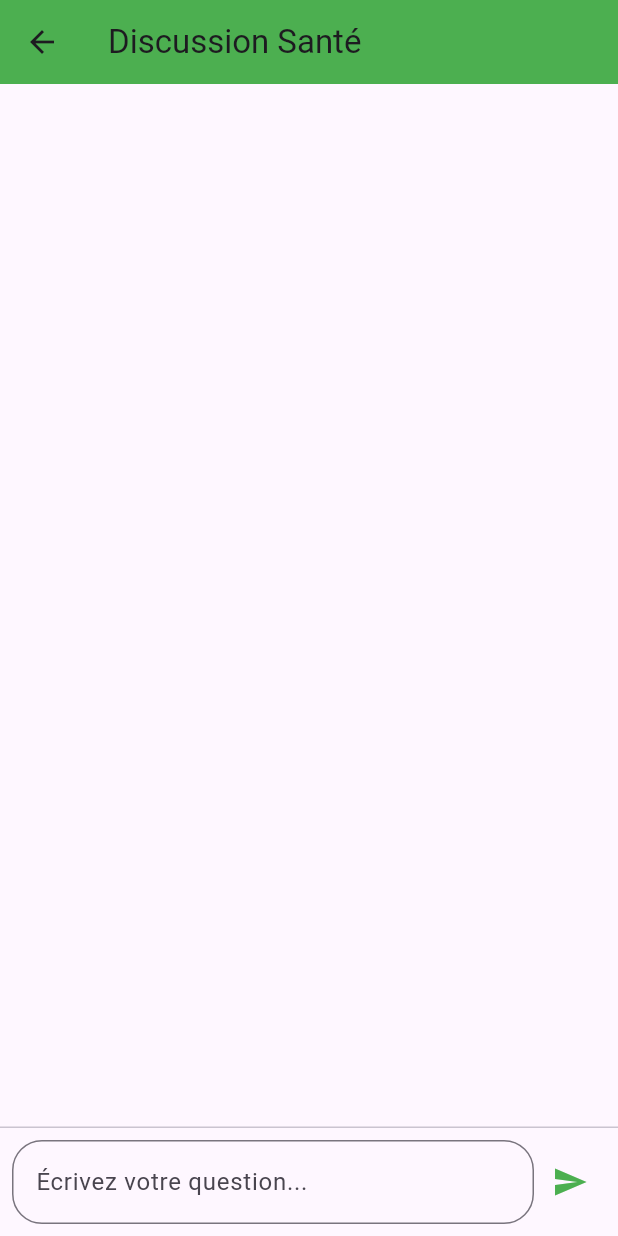
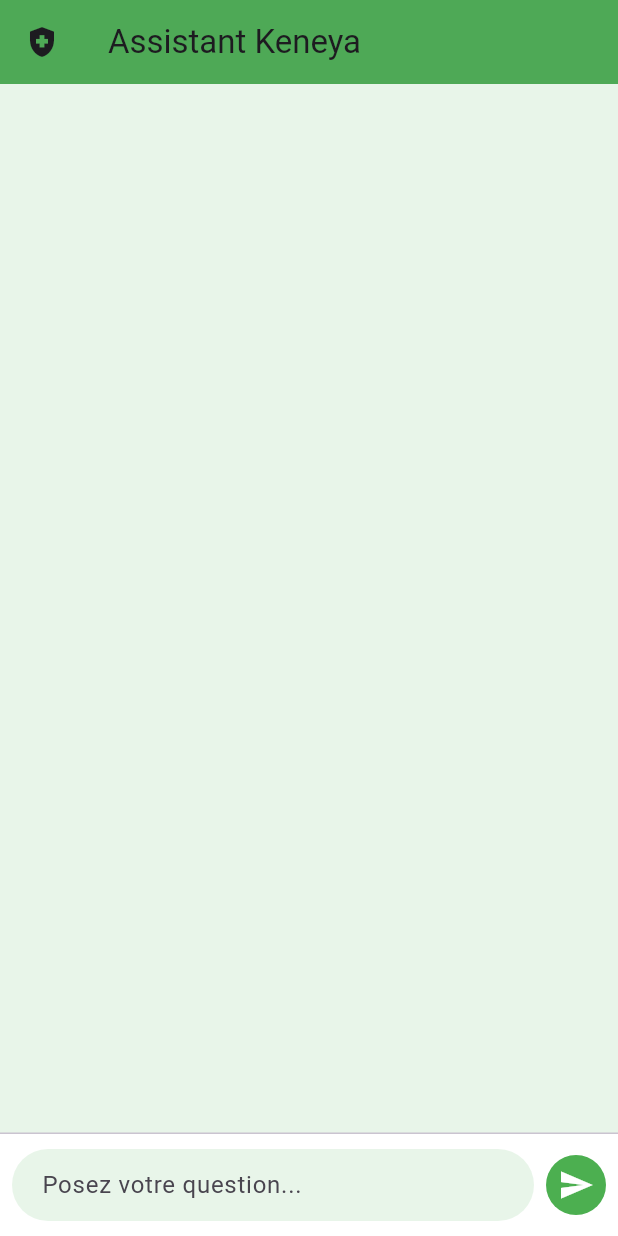
Before and after one commit to Bassirou7743/Projet_Hackaton_Kenechat, a Flutter app: the EcrirePage screen opened directly, after a tap on the "send" icon, on a phone screen of 412 x 824 dp. Run offline on Flutter 3.47's test engine with Material 3 defaults, Android fonts, the phone set to English and light mode, and no system bars; our stand-ins replace flutter_tts, permission_handler, speech_to_text.

Commit message:
Modification à la page Messagerier

```diff
--- a/lib/pages/Ecrire.dart
+++ b/lib/pages/Ecrire.dart
@@ -13,7 +13,7 @@ class _EcrirePageState extends State<EcrirePage> {
   final TextEditingController _controller = TextEditingController();
   final List<Map<String, String>> _messages = [];
 
-  final String _apiKey = 'AIzaSyB1IaegQbeRuN6R5dAaV2qtEPlKDVStgzY'; // <-- Remplace par ta vraie clé Gemini
+  final String _apiKey = 'AIzaSyB1IaegQbeRuN6R5dAaV2qtEPlKDVStgzY';
 
   bool _isLoading = false;
 
@@ -37,18 +37,13 @@ class _EcrirePageState extends State<EcrirePage> {
     };
 
     final body = jsonEncode({
-      "prompt": {
-        "messages": [
-          {
-            "author": "user",
-            "content": {
-              "text": text.trim(),
-            }
-          }
-        ]
-      },
-      "temperature": 0.7,
-      "candidateCount": 1,
+      "contents": [
+        {
+          "parts": [
+            {"text": text.trim()}
+          ]
+        }
+      ]
     });
 
     try {
@@ -62,8 +57,10 @@ class _EcrirePageState extends State<EcrirePage> {
 
         if (candidates != null && candidates.isNotEmpty) {
           final content = candidates[0]['content'];
-          if (content != null && content['text'] != null) {
-            reply = content['text'];
+          if (content != null &&
+              content['parts'] != null &&
+              content['parts'][0]['text'] != null) {
+            reply = content['parts'][0]['text'];
           }
         }
 
@@ -99,10 +96,51 @@ class _EcrirePageState extends State<EcrirePage> {
         margin: const EdgeInsets.symmetric(horizontal: 12, vertical: 6),
         padding: const EdgeInsets.all(12),
         decoration: BoxDecoration(
-          color: isUser ? Colors.green[100] : Colors.grey[200],
-          borderRadius: BorderRadius.circular(16),
+          color: isUser ? Colors.green.shade200 : Colors.grey.shade100,
+          borderRadius: BorderRadius.only(
+            topLeft: const Radius.circular(16),
+            topRight: const Radius.circular(16),
+            bottomLeft: Radius.circular(isUser ? 16 : 0),
+            bottomRight: Radius.circular(isUser ? 0 : 16),
+          ),
+          boxShadow: [
+            BoxShadow(
+              color: Colors.grey.shade300,
+              blurRadius: 3,
+              offset: const Offset(2, 2),
+            ),
+          ],
         ),
-        child: Text(message["content"] ?? "", style: const TextStyle(fontSize: 16)),
+        child: Row(
+          mainAxisSize: MainAxisSize.min,
+          crossAxisAlignment: CrossAxisAlignment.start,
+          children: [
+            if (!isUser)
+              const Padding(
+                padding: EdgeInsets.only(right: 8),
+                child: CircleAvatar(
+                  backgroundColor: Colors.green,
+                  radius: 14,
+                  child: Icon(Icons.local_hospital, size: 16, color: Colors.white),
+                ),
+              ),
+            Flexible(
+              child: Text(
+                message["content"] ?? "",
+                style: const TextStyle(fontSize: 16),
+              ),
+            ),
+            if (isUser)
+              const Padding(
+                padding: EdgeInsets.only(left: 8),
+                child: CircleAvatar(
+                  backgroundColor: Colors.grey,
+                  radius: 14,
+                  child: Icon(Icons.person, size: 16, color: Colors.white),
+                ),
+              ),
+          ],
+        ),
       ),
     );
   }
@@ -110,17 +148,21 @@ class _EcrirePageState extends State<EcrirePage> {
   @override
   Widget build(BuildContext context) {
     return Scaffold(
+      backgroundColor: Colors.green.shade50,
       appBar: AppBar(
-        title: const Text("Discussion Santé"),
         backgroundColor: Colors.green,
+        elevation: 2,
+        title: const Text("Assistant Keneya"),
+        leading: const Icon(Icons.health_and_safety),
       ),
       body: Column(
         children: [
           Expanded(
             child: ListView.builder(
-              padding: const EdgeInsets.all(8),
+              padding: const EdgeInsets.symmetric(vertical: 12),
               itemCount: _messages.length,
-              itemBuilder: (context, index) => _buildMessage(_messages[index]),
+              itemBuilder: (context, index) =>
+                  _buildMessage(_messages[index]),
             ),
           ),
           if (_isLoading)
@@ -129,17 +171,23 @@ class _EcrirePageState extends State<EcrirePage> {
               child: CircularProgressIndicator(),
             ),
           const Divider(height: 1),
-          Padding(
-            padding: const EdgeInsets.all(8.0),
+          Container(
+            color: Colors.white,
+            padding: const EdgeInsets.symmetric(horizontal: 8, vertical: 10),
             child: Row(
               children: [
                 Expanded(
                   child: TextField(
                     controller: _controller,
                     decoration: InputDecoration(
-                      hintText: "Écrivez votre question...",
+                      hintText: "Posez votre question...",
+                      filled: true,
+                      fillColor: Colors.green.shade50,
+                      contentPadding: const EdgeInsets.symmetric(
+                          horizontal: 16, vertical: 12),
                       border: OutlineInputBorder(
-                        borderRadius: BorderRadius.circular(20),
+                        borderRadius: BorderRadius.circular(30),
+                        borderSide: BorderSide.none,
                       ),
                     ),
                     onSubmitted: (value) {
@@ -148,10 +196,17 @@ class _EcrirePageState extends State<EcrirePage> {
                     enabled: !_isLoading,
                   ),
                 ),
-                IconButton(
-                  icon: const Icon(Icons.send, color: Colors.green),
-                  onPressed: _isLoading ? null : () => _sendMessage(_controller.text),
-                )
+                const SizedBox(width: 8),
+                GestureDetector(
+                  onTap: _isLoading
+                      ? null
+                      : () => _sendMessage(_controller.text),
+                  child: CircleAvatar(
+                    backgroundColor:
+                        _isLoading ? Colors.grey : Colors.green,
+                    child: const Icon(Icons.send, color: Colors.white),
+                  ),
+                ),
               ],
             ),
           )
```
